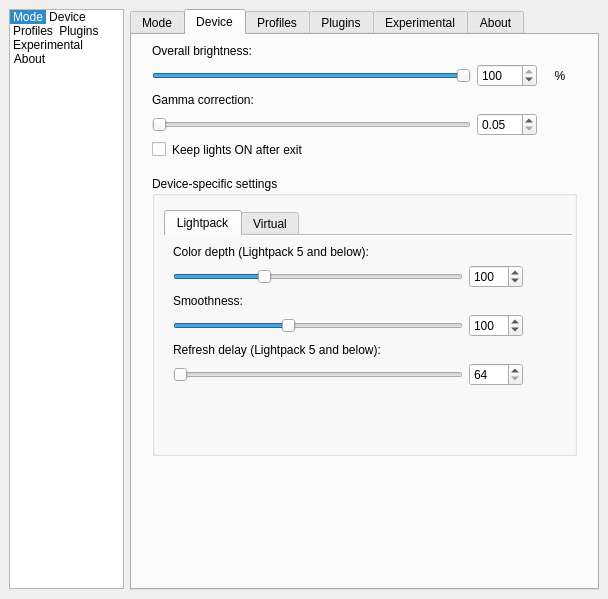
This is Software/src/SettingsWindow.ui in Atarity/Lightpack as Qt 5 draws it before an edit. The edited form follows.
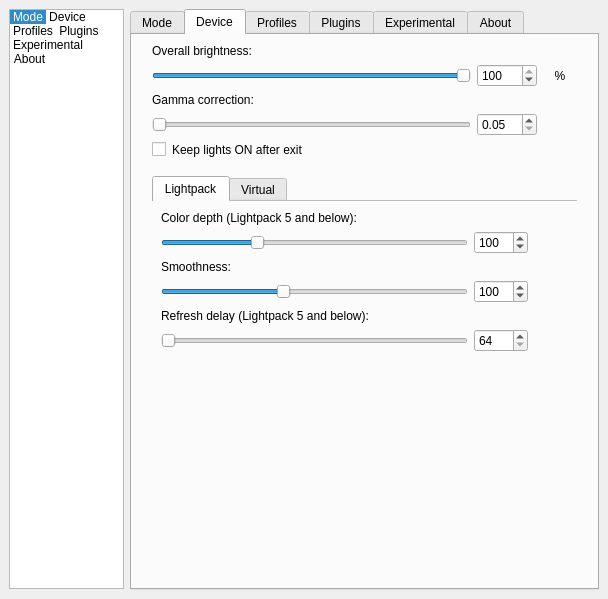
This is the edited form. Icons and pictures are not drawn. Custom widgets are drawn as their Qt base class.

```diff
--- a/Software/src/SettingsWindow.ui
+++ b/Software/src/SettingsWindow.ui
@@ -1052,33 +1052,6 @@
          </widget>
         </item>
         <item row="8" column="0" colspan="3">
-         <widget class="QGroupBox" name="groupBox_DeviceSpecificSettings">
-          <property name="sizePolicy">
-           <sizepolicy hsizetype="Preferred" vsizetype="Maximum">
-            <horstretch>0</horstretch>
-            <verstretch>0</verstretch>
-           </sizepolicy>
-          </property>
-          <property name="minimumSize">
-           <size>
-            <width>0</width>
-            <height>280</height>
-           </size>
-          </property>
-          <property name="maximumSize">
-           <size>
-            <width>16777215</width>
-            <height>280</height>
-           </size>
-          </property>
-          <property name="title">
-           <string>Device-specific settings</string>
-          </property>
-          <layout class="QVBoxLayout" name="verticalLayout_4">
-           <property name="rightMargin">
-            <number>2</number>
-           </property>
-           <item>
             <widget class="QTabWidget" name="tabDevices">
              <property name="sizePolicy">
               <sizepolicy hsizetype="Expanding" vsizetype="Fixed">
@@ -1435,9 +1408,6 @@
                </item>
               </layout>
              </widget>
-            </widget>
-           </item>
-          </layout>
          </widget>
         </item>
        </layout>
```
Left out of the diff: 465 changed lines with no effect on the pictures. Lines whose indentation alone changed are shown as unchanged.
